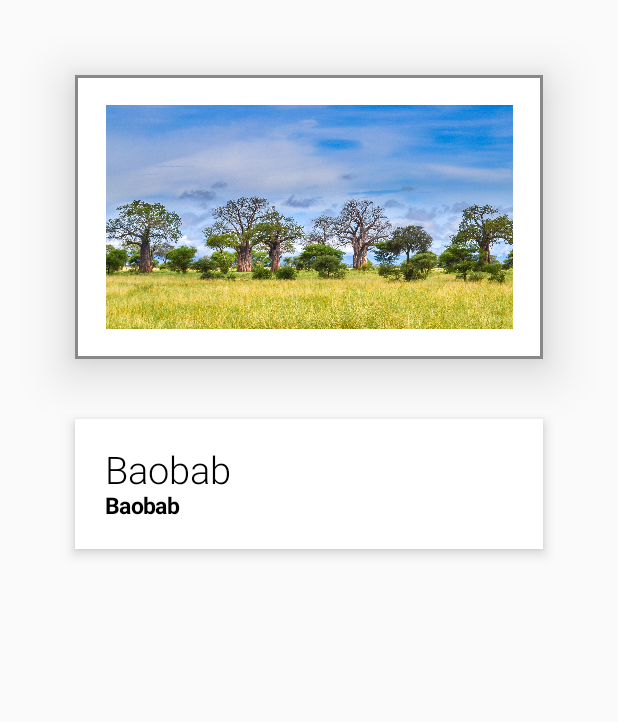
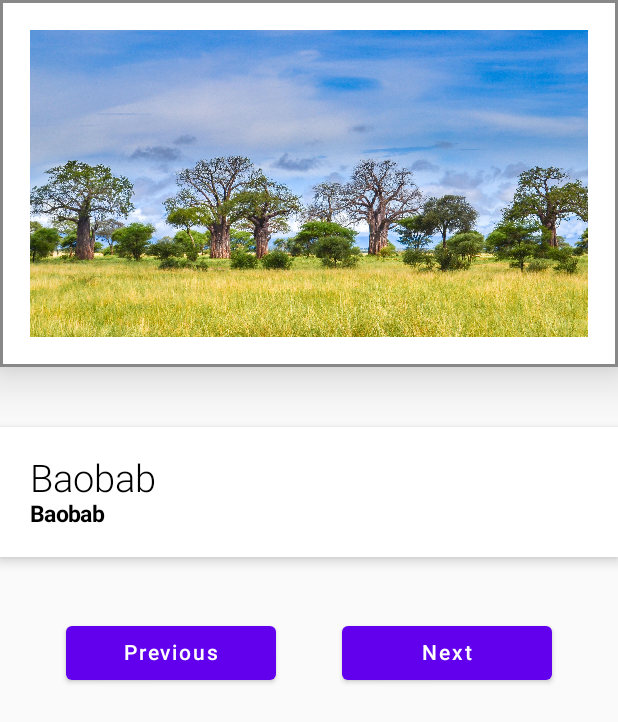
Before and after one commit to 23knn/Art_Space, an Android app built with Jetpack Compose: the screen it shows after launch (MainActivity), on a phone screen of 412 x 824 dp. Shown: the top 722 px of the screen. Run offline under Robolectric (Android 15) with nearby library versions, the phone set to English and light mode, and no system bars.

Commit message:
added the functionality to move forwards and backwards across images

```diff
--- a/app/src/main/java/com/example/artspace/MainActivity.kt
+++ b/app/src/main/java/com/example/artspace/MainActivity.kt
@@ -6,6 +6,7 @@ import androidx.activity.compose.setContent
 import androidx.compose.foundation.BorderStroke
 import androidx.compose.foundation.Image
 import androidx.compose.foundation.layout.*
+import androidx.compose.material.Button
 import androidx.compose.material.Surface
 import androidx.compose.material.Text
 import androidx.compose.runtime.Composable
@@ -27,7 +28,7 @@ class MainActivity : ComponentActivity() {
     override fun onCreate(savedInstanceState: Bundle?) {
         super.onCreate(savedInstanceState)
         setContent {
-            ArtSpaceApp(modifier = Modifier.padding(50.dp))
+            ArtSpaceApp(modifier = Modifier.fillMaxWidth())
         }
     }
 }
@@ -44,7 +45,15 @@ fun ArtSpaceApp(modifier: Modifier = Modifier){
         ArtWork(artWorks, currentImage, modifier = Modifier)
         Spacer(Modifier.height(40.dp))
         Description(descriptions, currentImage, modifier = Modifier)
-        NavigationButton()
+        Spacer(Modifier.height(40.dp))
+        Row(
+            modifier = modifier,
+            horizontalArrangement = Arrangement.SpaceEvenly
+        ){
+            NavigationButton("Previous", action = { currentImage = (currentImage - 1)%artWorks.size})
+            NavigationButton(buttonName = "Next", action = { currentImage = (currentImage + 1)%artWorks.size})
+        }
+
     }
 }
 
@@ -85,6 +94,8 @@ fun Description(descriptions: List<Int>, currentImage: Int, modifier: Modifier =
 }
 
 @Composable
-fun NavigationButton(modifier: Modifier = Modifier){
-
+fun NavigationButton(buttonName: String, action: () -> Unit, modifier: Modifier = Modifier){
+    Button(onClick = action, Modifier.width(140.dp)) {
+        Text(text = buttonName)
+    }
 }
```
